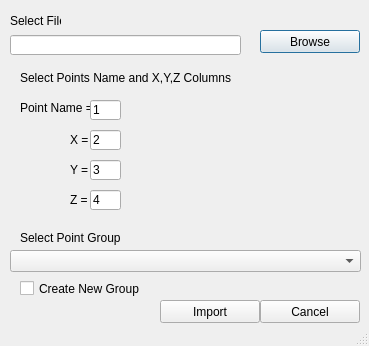
Old version of the form Resources/UI/ImportPointFile.ui in the repository HakanSeven12/FreeCAD-Geomatic-Workbench.
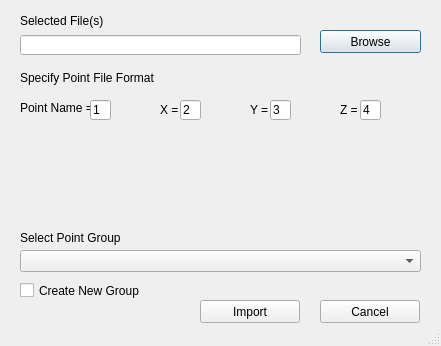
New version of the form.

The edit to the form file:
```diff
--- a/Resources/UI/ImportPointFile.ui
+++ b/Resources/UI/ImportPointFile.ui
@@ -6,7 +6,7 @@
    <rect>
     <x>0</x>
     <y>0</y>
-    <width>369</width>
+    <width>441</width>
     <height>346</height>
    </rect>
   </property>
@@ -19,22 +19,22 @@
   <widget class="QLabel" name="SelectFileL">
    <property name="geometry">
     <rect>
-     <x>10</x>
+     <x>20</x>
      <y>10</y>
-     <width>51</width>
+     <width>91</width>
      <height>21</height>
     </rect>
    </property>
    <property name="text">
-    <string>Select File</string>
+    <string>Selected File(s)</string>
    </property>
   </widget>
   <widget class="QLineEdit" name="BrowseLE">
    <property name="geometry">
     <rect>
-     <x>10</x>
+     <x>20</x>
      <y>35</y>
-     <width>231</width>
+     <width>281</width>
      <height>20</height>
     </rect>
    </property>
@@ -42,9 +42,9 @@
   <widget class="QPushButton" name="BrowseB">
    <property name="geometry">
     <rect>
-     <x>260</x>
+     <x>320</x>
      <y>30</y>
-     <width>100</width>
+     <width>101</width>
      <height>23</height>
     </rect>
    </property>
@@ -68,8 +68,8 @@
   <widget class="QLabel" name="XL">
    <property name="geometry">
     <rect>
-     <x>70</x>
-     <y>130</y>
+     <x>160</x>
+     <y>100</y>
      <width>21</width>
      <height>20</height>
     </rect>
@@ -81,8 +81,8 @@
   <widget class="QLabel" name="YL">
    <property name="geometry">
     <rect>
-     <x>70</x>
-     <y>160</y>
+     <x>250</x>
+     <y>100</y>
      <width>21</width>
      <height>20</height>
     </rect>
@@ -94,8 +94,8 @@
   <widget class="QLabel" name="ZL">
    <property name="geometry">
     <rect>
-     <x>70</x>
-     <y>190</y>
+     <x>340</x>
+     <y>100</y>
      <width>21</width>
      <height>20</height>
     </rect>
@@ -109,12 +109,12 @@
     <rect>
      <x>20</x>
      <y>70</y>
-     <width>211</width>
+     <width>141</width>
      <height>16</height>
     </rect>
    </property>
    <property name="text">
-    <string>Select Points Name and X,Y,Z Columns No</string>
+    <string>Specify Point File Format</string>
    </property>
   </widget>
   <widget class="QLineEdit" name="PointNameLE">
@@ -122,7 +122,7 @@
     <rect>
      <x>90</x>
      <y>100</y>
-     <width>31</width>
+     <width>21</width>
      <height>20</height>
     </rect>
    </property>
@@ -133,9 +133,9 @@
   <widget class="QLineEdit" name="XLE">
    <property name="geometry">
     <rect>
-     <x>90</x>
-     <y>130</y>
-     <width>31</width>
+     <x>180</x>
+     <y>100</y>
+     <width>21</width>
      <height>20</height>
     </rect>
    </property>
@@ -146,9 +146,9 @@
   <widget class="QLineEdit" name="YLE">
    <property name="geometry">
     <rect>
-     <x>90</x>
-     <y>160</y>
-     <width>31</width>
+     <x>270</x>
+     <y>100</y>
+     <width>21</width>
      <height>20</height>
     </rect>
    </property>
@@ -159,9 +159,9 @@
   <widget class="QLineEdit" name="ZLE">
    <property name="geometry">
     <rect>
-     <x>90</x>
-     <y>190</y>
-     <width>31</width>
+     <x>360</x>
+     <y>100</y>
+     <width>21</width>
      <height>20</height>
     </rect>
    </property>
@@ -172,7 +172,7 @@
   <widget class="QPushButton" name="ImportB">
    <property name="geometry">
     <rect>
-     <x>160</x>
+     <x>200</x>
      <y>300</y>
      <width>100</width>
      <height>23</height>
@@ -185,7 +185,7 @@
   <widget class="QPushButton" name="CancelB">
    <property name="geometry">
     <rect>
-     <x>260</x>
+     <x>320</x>
      <y>300</y>
      <width>100</width>
      <height>23</height>
@@ -214,7 +214,7 @@
      <x>20</x>
      <y>280</y>
      <width>131</width>
-     <height>17</height>
+     <height>21</height>
     </rect>
    </property>
    <property name="text">
@@ -224,9 +224,9 @@
   <widget class="QComboBox" name="SubGroupListCB">
    <property name="geometry">
     <rect>
-     <x>10</x>
+     <x>20</x>
      <y>250</y>
-     <width>351</width>
+     <width>401</width>
      <height>22</height>
     </rect>
    </property>
```
Left out of the diff: 2 changed lines with no effect on the pictures.
